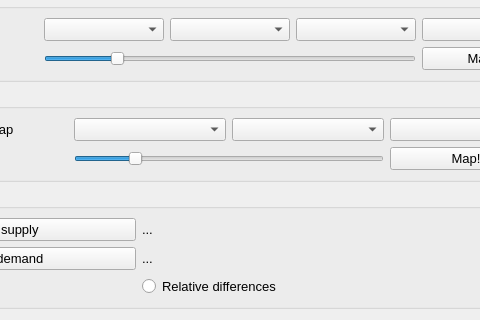
This is qaequilibrae/modules/public_transport_procedures/forms/transit_navigator.ui in AequilibraE/qaequilibrae as Qt 5 draws it before an edit; both pictures show x 211 to 691 and y 569 to 889 of the 776 by 889 pixel window. The edited form follows.
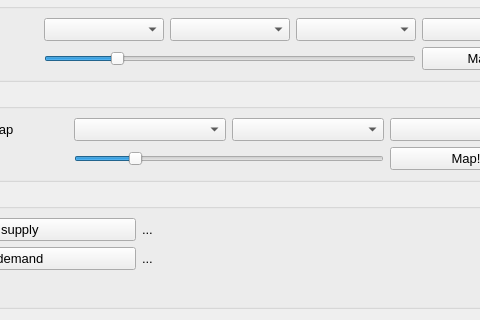
This is the edited form. Custom widgets are drawn as their Qt base class.

```diff
--- a/qaequilibrae/modules/public_transport_procedures/forms/transit_navigator.ui
+++ b/qaequilibrae/modules/public_transport_procedures/forms/transit_navigator.ui
@@ -1861,18 +1861,6 @@
         </property>
        </widget>
       </item>
-      <item row="3" column="2">
-       <widget class="QRadioButton" name="rdo_rel_diff">
-        <property name="font">
-         <font>
-          <pointsize>10</pointsize>
-         </font>
-        </property>
-        <property name="text">
-         <string>Relative differences</string>
-        </property>
-       </widget>
-      </item>
      </layout>
     </widget>
    </item>
```
Left out of the diff: 2 changed lines with no effect on the pictures.
